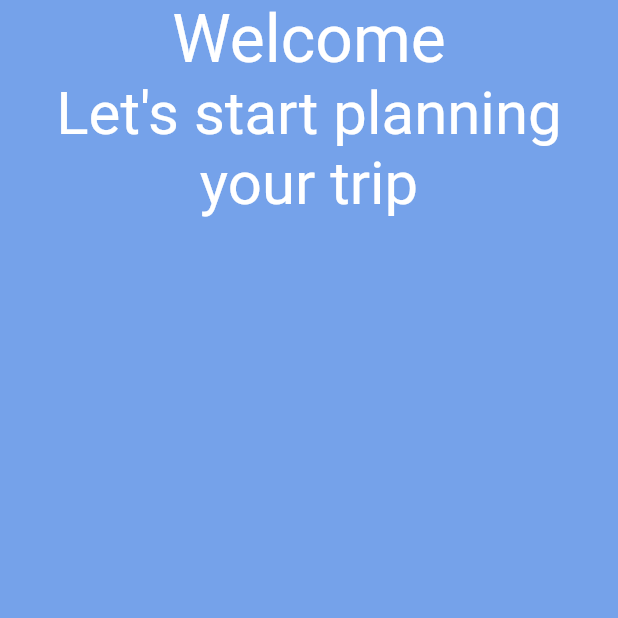
After one commit to Shishirbagalkot/travel_budget_app, a Flutter app: the screen it shows after launch, on a phone screen of 412 x 824 dp, the top half of it. The commit adds this screen. Run offline on Flutter 3.47's test engine with Material 2 defaults, Android fonts, the phone set to English and light mode, and no system bars; drawn by our look-alikes of auto_size_text; our stand-ins replace cloud_firestore, firebase_core; missing offline and left inert: date_range_picker; accounts and stored records are empty.

Commit message:
Interactive Design

```diff
--- a/lib/main.dart
+++ b/lib/main.dart
@@ -1,6 +1,7 @@
 import 'package:firebase_core/firebase_core.dart';
 import 'package:flutter/material.dart';
 import 'package:travel_treasury/home_widget.dart';
+import 'package:travel_treasury/views/first_view.dart';
 
 
 
@@ -19,7 +20,7 @@ class MyApp extends StatelessWidget {
       theme: ThemeData(
         primarySwatch: Colors.green
       ),
-      home: Home(),
+      home: FirstView(),
     );
   }
 }
--- /dev/null
+++ b/lib/views/first_view.dart
@@ -0,0 +1,48 @@
+import 'package:flutter/material.dart';
+import 'package:auto_size_text/auto_size_text.dart';
+
+
+class FirstView extends StatelessWidget {
+
+  final primaryColor = const Color(0xFF75A2EA);
+
+  @override
+  Widget build(BuildContext context) {
+
+    //scales the conatiner to suit size of screen
+    final width = MediaQuery.of(context).size.width;
+    final height = MediaQuery.of(context).size.height;
+
+    return Scaffold(
+      body: Container(
+        width: width,
+        height: height,
+        color: primaryColor,
+
+        //maintains all the widgets within the safe boundary
+        child: SafeArea(
+          child: Column(
+            children: <Widget>[
+              Text(
+                'Welcome',
+                style: TextStyle(
+                  fontSize: 44.0,
+                  color: Colors.white)
+              ),
+
+              //Autosize text (external package for interactive design)
+              AutoSizeText(
+                "Let's start planning your trip",
+                maxLines: 2,
+                textAlign: TextAlign.center,
+                style: TextStyle(
+                  fontSize: 40.0,
+                  color: Colors.white)
+              ),
+            ],
+          ),
+        ),
+      ),
+    );
+  }
+}
--- a/pubspec.yaml
+++ b/pubspec.yaml
@@ -32,6 +32,7 @@ dependencies:
   cloud_firestore: ^1.0.7
   firebase_core: ^1.1.0
   date_range_picker: ^1.0.3
+  auto_size_text: ^2.0.2
 
 dev_dependencies:
   flutter_test:
```
Also changed, not shown: pubspec.lock.
